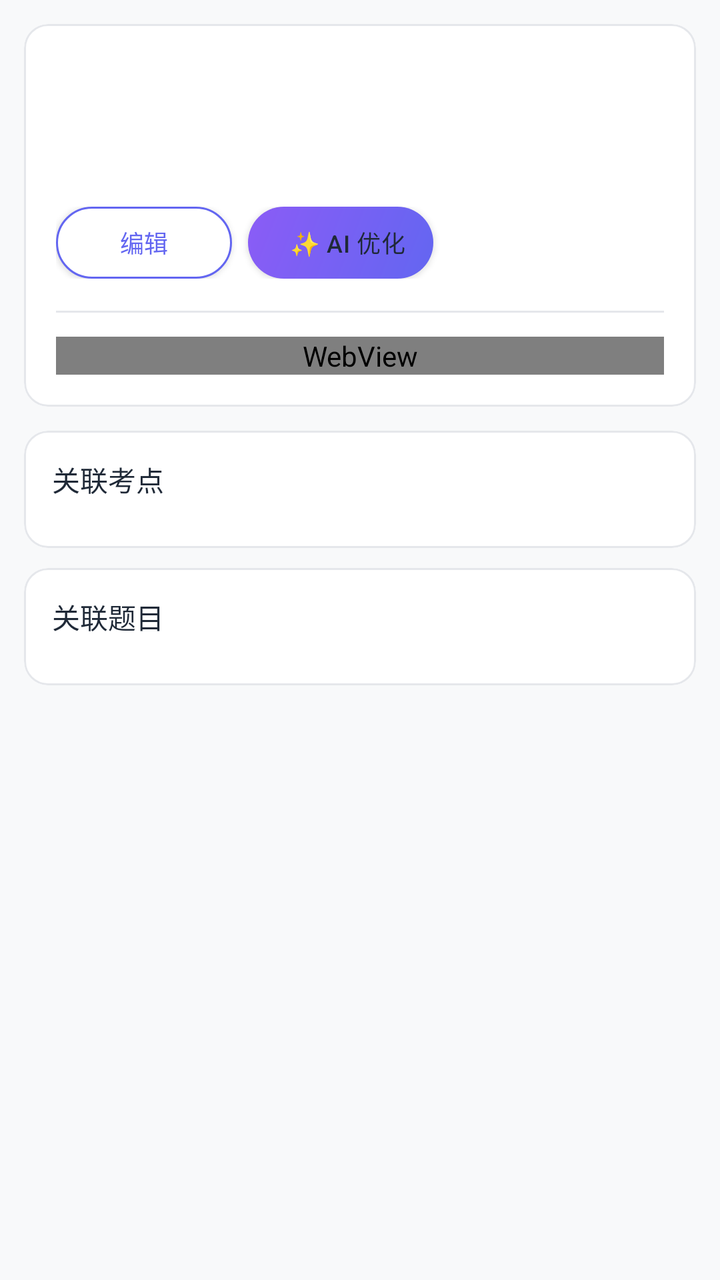
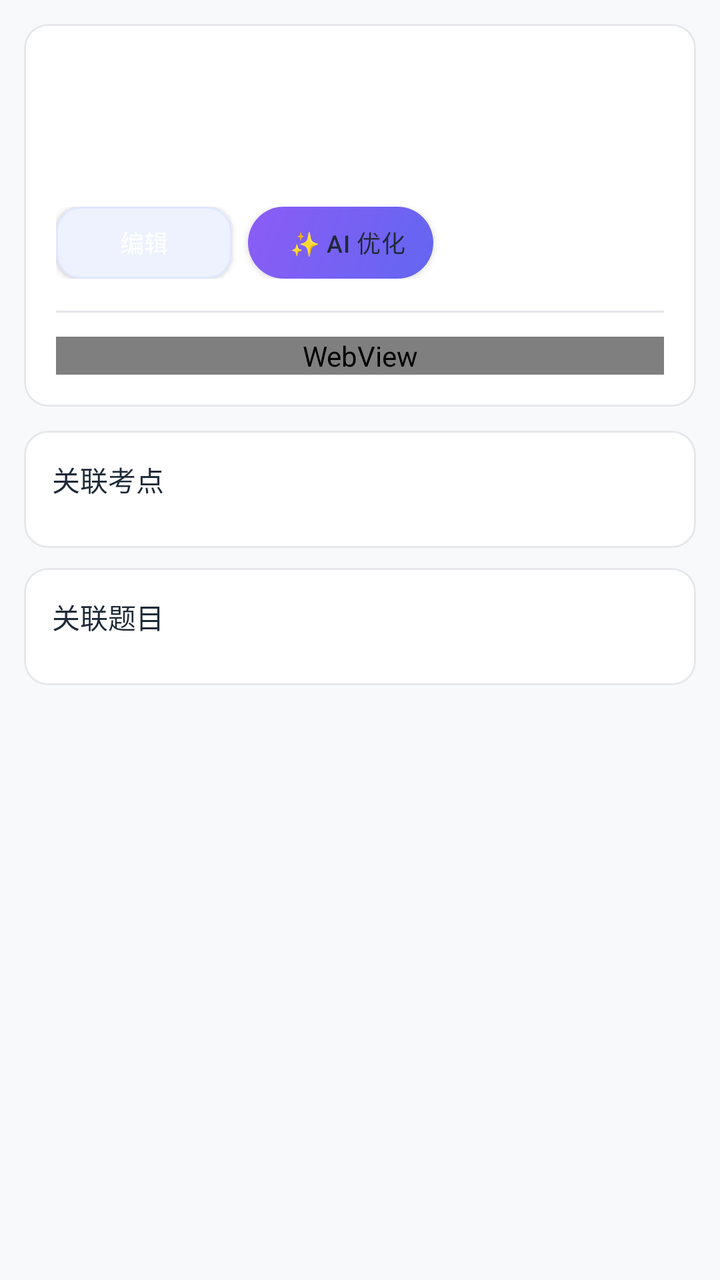

The first picture is an Android layout as it rendered before a commit; the second is the same layout after the commit. The layout source and the unified diff follow.
<!-- AndroidManifest.xml: application theme AppTheme -->
<!-- res/layout/fragment_knowledge_detail.xml -->
<?xml version="1.0" encoding="utf-8"?>
<ScrollView xmlns:android="http://schemas.android.com/apk/res/android"
    xmlns:app="http://schemas.android.com/apk/res-auto"
    android:layout_width="match_parent"
    android:layout_height="match_parent"
    android:background="@color/gray_bg">

    <LinearLayout
        android:layout_width="match_parent"
        android:layout_height="wrap_content"
        android:orientation="vertical"
        android:padding="12dp">

        
        <com.google.android.material.card.MaterialCardView
            android:layout_width="match_parent"
            android:layout_height="wrap_content"
            app:cardElevation="0dp"
            app:strokeWidth="1dp"
            app:strokeColor="#E5E7EB"
            app:cardCornerRadius="12dp"
            app:cardBackgroundColor="@color/white">

            <LinearLayout
                android:layout_width="match_parent"
                android:layout_height="wrap_content"
                android:orientation="vertical"
                android:padding="16dp">

                <LinearLayout
                    android:layout_width="match_parent"
                    android:layout_height="wrap_content"
                    android:orientation="horizontal">

                    <TextView
                        android:id="@+id/tv_detail_chapter"
                        android:layout_width="0dp"
                        android:layout_height="wrap_content"
                        android:layout_weight="1"
                        android:textSize="12sp"
                        android:textColor="@color/primary_color"
                        android:fontFamily="sans-serif-medium" />

                    <TextView
                        android:id="@+id/tv_detail_date"
                        android:layout_width="wrap_content"
                        android:layout_height="wrap_content"
                        android:textSize="11sp"
                        android:textColor="@color/text_tertiary" />
                </LinearLayout>

                
                <TextView
                    android:id="@+id/tv_detail_title"
                    android:layout_width="match_parent"
                    android:layout_height="wrap_content"
                    android:textSize="20sp"
                    android:textColor="@color/on_surface"
                    android:fontFamily="sans-serif-medium"
                    android:layout_marginTop="8dp" />

                
                <android.widget.EditText
                    android:id="@+id/et_detail_title"
                    android:layout_width="match_parent"
                    android:layout_height="wrap_content"
                    android:layout_marginTop="8dp"
                    android:visibility="gone"
                    android:textSize="16sp"
                    android:textColor="@color/on_surface"
                    android:background="@drawable/bg_input_rounded"
                    android:padding="12dp"
                    android:hint="笔记标题"
                    android:maxLines="2"
                    android:inputType="textMultiLine" />

                
                <LinearLayout
                    android:id="@+id/ll_edit_meta"
                    android:layout_width="match_parent"
                    android:layout_height="wrap_content"
                    android:orientation="horizontal"
                    android:visibility="gone"
                    android:layout_marginTop="8dp">

                    <android.widget.EditText
                        android:id="@+id/et_detail_subject"
                        android:layout_width="0dp"
                        android:layout_height="wrap_content"
                        android:layout_weight="1"
                        android:layout_marginEnd="4dp"
                        android:textSize="14sp"
                        android:textColor="@color/on_surface"
                        android:background="@drawable/bg_input_rounded"
                        android:padding="12dp"
                        android:hint="科目"
                        android:maxLines="1" />

                    <android.widget.EditText
                        android:id="@+id/et_detail_chapter"
                        android:layout_width="0dp"
                        android:layout_height="wrap_content"
                        android:layout_weight="1"
                        android:layout_marginStart="4dp"
                        android:textSize="14sp"
                        android:textColor="@color/on_surface"
                        android:background="@drawable/bg_input_rounded"
                        android:padding="12dp"
                        android:hint="章节"
                        android:maxLines="1" />
                </LinearLayout>

                
                <android.widget.EditText
                    android:id="@+id/et_detail_tags"
                    android:layout_width="match_parent"
                    android:layout_height="wrap_content"
                    android:layout_marginTop="8dp"
                    android:visibility="gone"
                    android:textSize="14sp"
                    android:textColor="@color/on_surface"
                    android:background="@drawable/bg_input_rounded"
                    android:padding="12dp"
                    android:hint="标签（逗号分隔）"
                    android:maxLines="1" />

                
                <LinearLayout
                    android:id="@+id/ll_detail_tags"
                    android:layout_width="match_parent"
                    android:layout_height="wrap_content"
                    android:orientation="horizontal"
                    android:layout_marginTop="12dp" />

                
                <LinearLayout
                    android:layout_width="match_parent"
                    android:layout_height="wrap_content"
                    android:orientation="horizontal"
                    android:layout_marginTop="12dp">

                    <Button
                        android:id="@+id/btn_edit_note"
                        android:layout_width="wrap_content"
                        android:layout_height="36dp"
                        android:text="编辑"
                        android:textSize="12sp"
                        android:textColor="@color/primary_color"
                        android:background="@drawable/bg_btn_outline_primary" />

                    <Button
                        android:id="@+id/btn_ai_optimize"
                        android:layout_width="wrap_content"
                        android:layout_height="36dp"
                        android:text="  ✨ AI 优化"
                        android:textSize="12sp"
                        android:textColor="@color/on_surface"
                        android:background="@drawable/bg_btn_ai_gradient"
                        android:letterSpacing="0.02"
                        android:layout_marginStart="8dp"
                        android:paddingHorizontal="14dp" />

                    <Button
                        android:id="@+id/btn_save_note"
                        android:layout_width="wrap_content"
                        android:layout_height="36dp"
                        android:text="保存"
                        android:textSize="12sp"
                        android:textColor="@color/on_surface"
                        android:background="@drawable/bg_btn_rounded_white"
                        android:backgroundTint="@color/success"
                        android:layout_marginStart="8dp"
                        android:visibility="gone" />

                    <Button
                        android:id="@+id/btn_cancel_edit"
                        android:layout_width="wrap_content"
                        android:layout_height="36dp"
                        android:text="取消"
                        android:textSize="12sp"
                        android:textColor="@color/gray_text"
                        android:background="@drawable/bg_btn_outline_gray"
                        android:layout_marginStart="8dp"
                        android:visibility="gone" />
                </LinearLayout>

                <View
                    android:layout_width="match_parent"
                    android:layout_height="1dp"
                    android:background="@color/gray_light"
                    android:layout_marginTop="16dp" />

                
                <android.webkit.WebView
                    android:id="@+id/wv_note_content"
                    android:layout_width="match_parent"
                    android:layout_height="wrap_content"
                    android:layout_marginTop="12dp" />

                
                <android.widget.EditText
                    android:id="@+id/et_detail_content"
                    android:layout_width="match_parent"
                    android:layout_height="300dp"
                    android:layout_marginTop="12dp"
                    android:visibility="gone"
                    android:gravity="start"
                    android:textSize="14sp"
                    android:textColor="@color/on_surface"
                    android:textColorHint="@color/text_tertiary"
                    android:background="@drawable/bg_input_rounded"
                    android:padding="12dp"
                    android:hint="编辑笔记内容..."
                    android:inputType="textMultiLine"
                    android:scrollbars="vertical" />
            </LinearLayout>
        </com.google.android.material.card.MaterialCardView>

        
        <com.google.android.material.card.MaterialCardView
            android:layout_width="match_parent"
            android:layout_height="wrap_content"
            app:cardElevation="0dp"
            app:strokeWidth="1dp"
            app:strokeColor="#E5E7EB"
            app:cardCornerRadius="12dp"
            app:cardBackgroundColor="@color/white"
            android:layout_marginTop="12dp">

            <LinearLayout
                android:layout_width="match_parent"
                android:layout_height="wrap_content"
                android:orientation="vertical"
                android:padding="14dp">

                <TextView
                    android:layout_width="match_parent"
                    android:layout_height="wrap_content"
                    android:text="关联考点"
                    android:textSize="14sp"
                    android:textColor="@color/on_surface"
                    android:fontFamily="sans-serif-medium" />

                <LinearLayout
                    android:id="@+id/ll_knowledge_points"
                    android:layout_width="match_parent"
                    android:layout_height="wrap_content"
                    android:orientation="vertical"
                    android:layout_marginTop="10dp" />
            </LinearLayout>
        </com.google.android.material.card.MaterialCardView>

        
        <com.google.android.material.card.MaterialCardView
            android:layout_width="match_parent"
            android:layout_height="wrap_content"
            app:cardElevation="0dp"
            app:strokeWidth="1dp"
            app:strokeColor="#E5E7EB"
            app:cardCornerRadius="12dp"
            app:cardBackgroundColor="@color/white"
            android:layout_marginTop="10dp">

            <LinearLayout
                android:layout_width="match_parent"
                android:layout_height="wrap_content"
                android:orientation="vertical"
                android:padding="14dp">

                <TextView
                    android:layout_width="match_parent"
                    android:layout_height="wrap_content"
                    android:text="关联题目"
                    android:textSize="14sp"
                    android:textColor="@color/on_surface"
                    android:fontFamily="sans-serif-medium" />

                <LinearLayout
                    android:id="@+id/ll_linked_questions"
                    android:layout_width="match_parent"
                    android:layout_height="wrap_content"
                    android:orientation="vertical"
                    android:layout_marginTop="10dp" />
            </LinearLayout>
        </com.google.android.material.card.MaterialCardView>

        <View
            android:layout_width="match_parent"
            android:layout_height="24dp" />

    </LinearLayout>
</ScrollView>
<!-- resources referenced by this layout -->
<resources>
  <color name="gray_bg">#F8F9FA</color>
  <color name="gray_light">#E5E7EB</color>
  <color name="gray_text">#6B7280</color>
  <color name="on_surface">#1F2937</color>
  <color name="primary_color">#6366F1</color>
  <color name="success">#10B981</color>
  <color name="text_tertiary">#9CA3AF</color>
  <color name="white">#FFFFFF</color>
  <!-- drawable bg_btn_ai_gradient (drawable) -->
  <?xml version="1.0" encoding="utf-8"?>
  <shape xmlns:android="http://schemas.android.com/apk/res/android"
      android:shape="rectangle">
      <gradient
          android:angle="135"
          android:startColor="#6366F1"
          android:endColor="#8B5CF6" />
      <corners android:radius="18dp" />
  </shape>
  <!-- drawable bg_btn_outline_gray (drawable) -->
  <?xml version="1.0" encoding="utf-8"?>
  <shape xmlns:android="http://schemas.android.com/apk/res/android"
      android:shape="rectangle">
      <solid android:color="#FFFFFF" />
      <stroke android:width="1dp" android:color="@color/gray_text" />
      <corners android:radius="18dp" />
  </shape>
  <!-- drawable bg_btn_outline_primary (drawable) -->
  <?xml version="1.0" encoding="utf-8"?>
  <shape xmlns:android="http://schemas.android.com/apk/res/android"
      android:shape="rectangle">
      <solid android:color="#FFFFFF" />
      <stroke android:width="1dp" android:color="@color/primary_color" />
      <corners android:radius="18dp" />
  </shape>
  <!-- drawable bg_btn_rounded_white (drawable) -->
  <?xml version="1.0" encoding="utf-8"?>
  <shape xmlns:android="http://schemas.android.com/apk/res/android"
      android:shape="rectangle">
      <solid android:color="#FFFFFF" />
      <corners android:radius="18dp" />
  </shape>
  <!-- drawable bg_input_rounded (drawable) -->
  <?xml version="1.0" encoding="utf-8"?>
  <shape xmlns:android="http://schemas.android.com/apk/res/android"
      android:shape="rectangle">
      <solid android:color="#F9FAFB" />
      <corners android:radius="12dp" />
  </shape>
  <style name="AppTheme" parent="Theme.MaterialComponents.Light.NoActionBar">
          <item name="colorPrimary">@color/primary_color</item>
          <item name="colorPrimaryDark">@color/primary_dark</item>
          <item name="colorAccent">@color/accent_color</item>
          <item name="android:statusBarColor">@color/primary_color</item>
      </style>
  <color name="primary_dark">#4F46E5</color>
  <color name="accent_color">#818CF8</color>
</resources>

<!-- the commit's change to res/layout/fragment_knowledge_detail.xml (unified diff, before → after) -->
@@ -145,8 +145,8 @@
                         android:layout_height="36dp"
                         android:text="编辑"
                         android:textSize="12sp"
-                        android:textColor="@color/primary_color"
-                        android:background="@drawable/bg_btn_outline_primary" />
+                        android:textColor="@color/white"
+                        android:background="@drawable/bg_tag_chip" />
 
                     <Button
                         android:id="@+id/btn_ai_optimize"
<!-- resource entries referenced after the edit -->
@@ -26,14 +26,6 @@
       <stroke android:width="1dp" android:color="@color/gray_text" />
       <corners android:radius="18dp" />
   </shape>
-  <!-- drawable bg_btn_outline_primary (drawable) -->
-  <?xml version="1.0" encoding="utf-8"?>
-  <shape xmlns:android="http://schemas.android.com/apk/res/android"
-      android:shape="rectangle">
-      <solid android:color="#FFFFFF" />
-      <stroke android:width="1dp" android:color="@color/primary_color" />
-      <corners android:radius="18dp" />
-  </shape>
   <!-- drawable bg_btn_rounded_white (drawable) -->
   <?xml version="1.0" encoding="utf-8"?>
   <shape xmlns:android="http://schemas.android.com/apk/res/android"
@@ -48,6 +40,13 @@
       <solid android:color="#F9FAFB" />
       <corners android:radius="12dp" />
   </shape>
+  <!-- drawable bg_tag_chip (drawable) -->
+  <?xml version="1.0" encoding="utf-8"?>
+  <shape xmlns:android="http://schemas.android.com/apk/res/android" android:shape="rectangle">
+      <solid android:color="#EEF2FF" />
+      <stroke android:width="1dp" android:color="#E0E7FF" />
+      <corners android:radius="12dp" />
+  </shape>
   <style name="AppTheme" parent="Theme.MaterialComponents.Light.NoActionBar">
           <item name="colorPrimary">@color/primary_color</item>
           <item name="colorPrimaryDark">@color/primary_dark</item>
